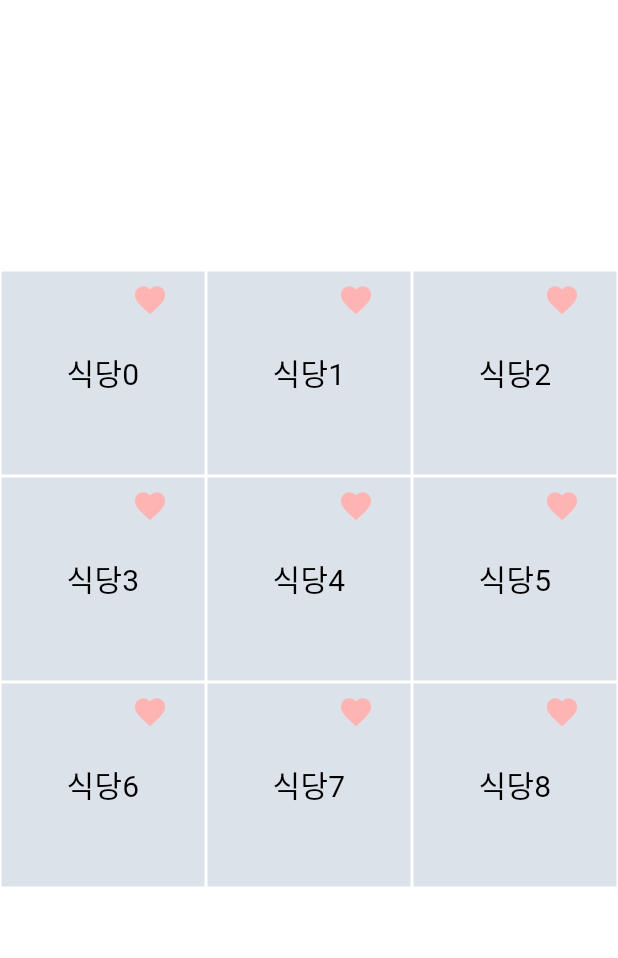
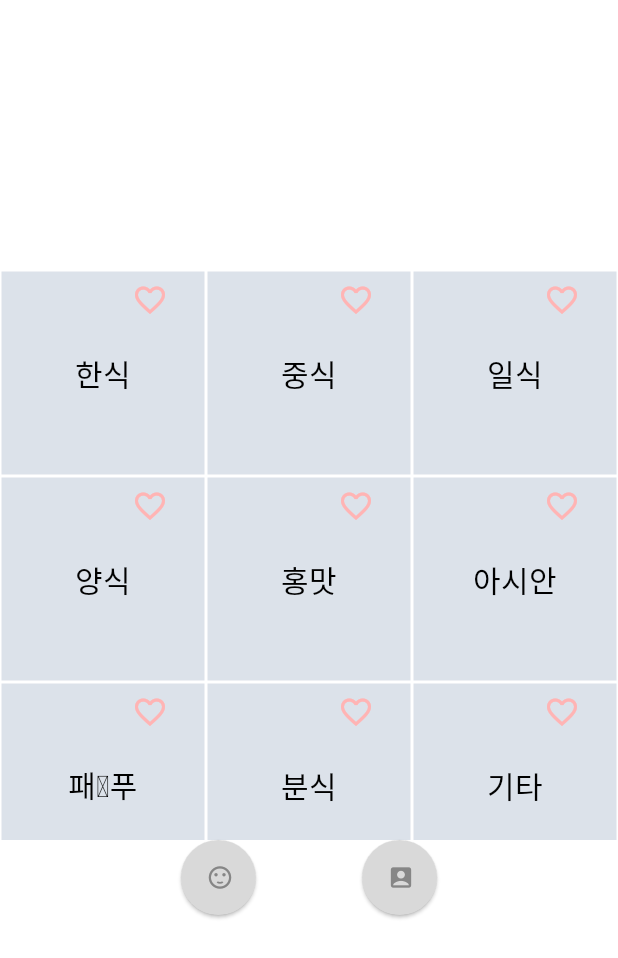
Before and after one commit to HongikUMC-Plan/hongmagip_android, a Flutter app: the screen it shows after launch, on a phone screen of 412 x 824 dp. Shown: the top 958 px of the screen. Run offline on Flutter 3.47's test engine with Material 2 defaults, Android fonts, the phone set to English and light mode, and no system bars; Roboto replaces fonts that are missing (Pretendard).

Commit message:
added screens, random and like ing

```diff
--- a/lib/main.dart
+++ b/lib/main.dart
@@ -19,7 +19,7 @@ class MyApp extends StatelessWidget {
         primarySwatch: Colors.blue,
         useMaterial3: true,
       ),
-      home: const ViewScreen(),
+      home: ViewScreen(),
     );
   }
 }
--- a/lib/screens/view.dart
+++ b/lib/screens/view.dart
@@ -1,26 +1,39 @@
 import 'package:flutter/material.dart';
 import 'package:hongmagip_android/config/palette.dart';
+import 'subview.dart';
 
 class ViewScreen extends StatefulWidget {
-  const ViewScreen({Key? key}) : super(key: key);
+  ViewScreen({Key? key}) : super(key: key);
 
   @override
-  _ViewScreenState createState() => _ViewScreenState();
+  State<ViewScreen> createState() => _ViewScreenState();
 }
 
 class _ViewScreenState extends State<ViewScreen> {
   bool isViewScreen = true;
-  bool isSelected = true;  // default : not liked
+  List<bool> isSelectedList = List<bool>.generate(9, (index) => false);
+
+  final List<String> bapList = [
+    '한식',
+    '중식',
+    '일식',
+    '양식',
+    '홍맛',
+    '아시안',
+    '패ꞏ푸',
+    '분식',
+    '기타',
+  ];
 
   @override
   Widget build(BuildContext context) {
     return Scaffold(
       backgroundColor: Colors.white,
       appBar: PreferredSize(
-        preferredSize: Size.fromHeight(0.0), // remove appbar
+        preferredSize: Size.fromHeight(180.0),
         child: AppBar(
           title: Text(''),
-          backgroundColor: Colors.black,
+          backgroundColor: Colors.white,
           elevation: 0.0,
         ),
       ),
@@ -28,29 +41,42 @@ class _ViewScreenState extends State<ViewScreen> {
         child: Column( // make a vertical array of widgets
           children: [
             SizedBox(
-                height: 180,
-              ),
-              Expanded( // fit size to the screen
+              height: 380,
+              child: Expanded( // fit size to the screen
                 child: GridView.builder(
-                itemCount: 9,
+                  itemCount: bapList.length,
                   gridDelegate:SliverGridDelegateWithFixedCrossAxisCount(
                     crossAxisCount: 3,
                     childAspectRatio: 1/1,
                   ),
-                itemBuilder: (BuildContext context, int index){
-                  return Stack(
+                  itemBuilder: (BuildContext context, int index) {
+                    var isSelected = isSelectedList[index];
+
+                    return GestureDetector(
+                      onTap: () {
+                        Navigator.push(
+                          context,
+                          MaterialPageRoute(builder: (context) => SubViewScreen())
+                        );
+                        setState(() {
+                          isSelected = !isSelected;
+                        });
+                      },
+                      child: Stack(
                         children: <Widget>[
-                      Container(
+                          GridTile(
+                            child: Container(
                               color: Color(0xFF9CABC2).withOpacity(0.35),
-                        margin: EdgeInsets.all(1), // space between each squares
-                        child: Center(  // centered top-bottom
+                              margin: EdgeInsets.all(1),
+                            child: Center(
                               child: Text(
-                            '식당$index',
-                            textAlign: TextAlign.center, //centered left-right
+                                bapList[index],
+                                textAlign: TextAlign.center,
                                 style: TextStyle(
                                 fontFamily: 'Pretendard',
                                 fontSize: 20,
                                 color: Palette.defaultColor,
+                                  ),
                                 ),
                               ),
                             ),
@@ -61,20 +87,67 @@ class _ViewScreenState extends State<ViewScreen> {
                             child: IconButton(
                               onPressed: () {
                                 setState(() {
-                              isSelected = !isSelected;
+                                  isSelectedList[index] = !isSelectedList[index];
                                 });
                               },
                               color: Palette.LikedColor,
                               icon: Icon(
-                            isSelected ? Icons.favorite
+                                isSelectedList[index]
+                                    ? Icons.favorite
                                     : Icons.favorite_border,
                               ),
                             ),
                           ),
                         ],
+                      )
                     );
                   },
                 ),
+              ),
+            ),
+            // nine squares form
+            Row(
+              mainAxisAlignment: MainAxisAlignment.spaceEvenly,
+              crossAxisAlignment: CrossAxisAlignment.start,
+              children: [
+                Spacer(flex: 2,),
+                ElevatedButton(
+                  onPressed: () {
+                    showModalBottomSheet(
+                      context: context,
+                      builder: (BuildContext context) {
+                        return SizedBox(
+                          height: 500,
+                          child: Center(
+                            child: Text('식당 랜덤 선택'),
+                          ),
+                        );
+                      },
+                    );
+                  },
+                  style: ElevatedButton.styleFrom(
+                      fixedSize: const Size(50, 50),
+                      shape: const CircleBorder(),
+                      foregroundColor: Palette.buttonIconColor,
+                      backgroundColor: Palette.buttonColor
+                  ),
+                  child: Icon(Icons.sentiment_satisfied),
+                ),
+                Spacer(flex: 1,),
+                ElevatedButton(
+                  onPressed: () {
+                    // instagram url
+                  },
+                  style: ElevatedButton.styleFrom(
+                    fixedSize: const Size(50, 50),
+                    shape: const CircleBorder(),
+                    foregroundColor: Palette.buttonIconColor,
+                    backgroundColor: Palette.buttonColor,
+                  ),
+                  child: Icon(Icons.account_box),
+                ),
+                Spacer(flex: 2,),
+              ],
             ),
           ],
         ),
```
Also changed, not shown: lib/screens/popupview.dart (added, +33 -0 lines), lib/screens/subview.dart (+138 -0 lines). Lines whose indentation alone changed are shown as unchanged.
